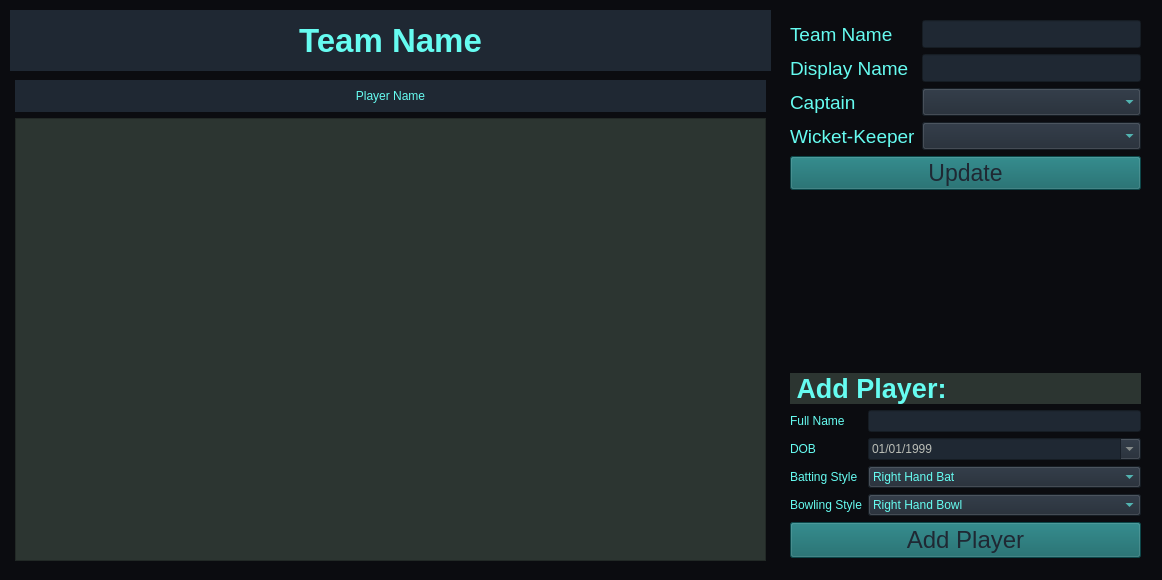
First picture: the form in UI Files/viewTeam.ui, repository tafzeelshams/cricketTournamentManager, before the edit.
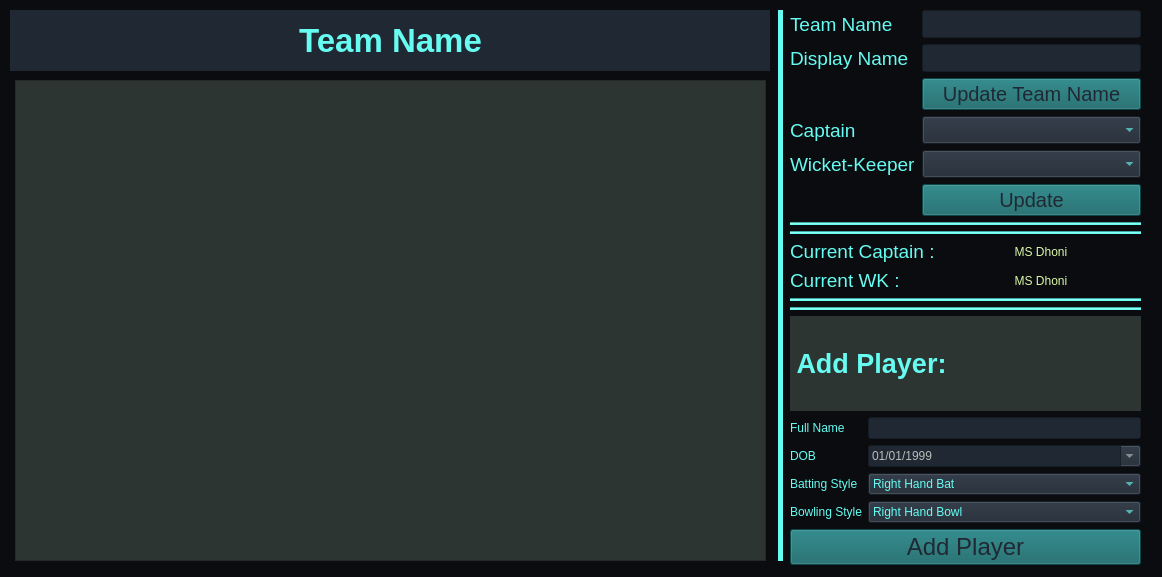
Second picture: the form after the edit.

```diff
--- a/UI Files/viewTeam.ui
+++ b/UI Files/viewTeam.ui
@@ -7,7 +7,7 @@
     <x>0</x>
     <y>0</y>
     <width>1162</width>
-    <height>580</height>
+    <height>577</height>
    </rect>
   </property>
   <property name="windowTitle">
@@ -58,12 +58,12 @@
    <property name="geometry">
     <rect>
      <x>780</x>
-     <y>10</y>
+     <y>0</y>
      <width>371</width>
-     <height>558</height>
+     <height>575</height>
     </rect>
    </property>
-   <layout class="QVBoxLayout" name="verticalLayout_3" stretch="2,3,4">
+   <layout class="QVBoxLayout" name="verticalLayout_3" stretch="2,0,0,0,0,0,4">
     <property name="leftMargin">
      <number>10</number>
     </property>
@@ -80,7 +80,7 @@
      <layout class="QVBoxLayout" name="verticalLayout">
       <item>
        <layout class="QFormLayout" name="teamUpdateForm">
-        <item row="2" column="0">
+        <item row="3" column="0">
          <widget class="QLabel" name="captainLabel">
           <property name="font">
            <font>
@@ -92,7 +92,7 @@
           </property>
          </widget>
         </item>
-        <item row="2" column="1">
+        <item row="3" column="1">
          <widget class="QComboBox" name="captainComboBox">
           <property name="font">
            <font>
@@ -104,7 +104,7 @@
           </property>
          </widget>
         </item>
-        <item row="3" column="0">
+        <item row="4" column="0">
          <widget class="QLabel" name="wkLabel">
           <property name="font">
            <font>
@@ -116,7 +116,7 @@
           </property>
          </widget>
         </item>
-        <item row="3" column="1">
+        <item row="4" column="1">
          <widget class="QComboBox" name="wkComboBox">
           <property name="font">
            <font>
@@ -176,23 +176,38 @@
           </property>
          </widget>
         </item>
-       </layout>
-      </item>
-      <item>
-       <widget class="QPushButton" name="updateTeamButton">
-        <property name="font">
-         <font>
-          <pointsize>17</pointsize>
-         </font>
-        </property>
-        <property name="styleSheet">
-         <string notr="true">color: rgb(31, 40, 51);
+        <item row="2" column="1">
+         <widget class="QPushButton" name="updateTeamNameButton">
+          <property name="font">
+           <font>
+            <pointsize>15</pointsize>
+           </font>
+          </property>
+          <property name="styleSheet">
+           <string notr="true">background-color: rgb(17, 100, 102); color: rgb(31, 40, 51);</string>
+          </property>
+          <property name="text">
+           <string>Update Team Name</string>
+          </property>
+         </widget>
+        </item>
+        <item row="5" column="1">
+         <widget class="QPushButton" name="updateTeamButton">
+          <property name="font">
+           <font>
+            <pointsize>15</pointsize>
+           </font>
+          </property>
+          <property name="styleSheet">
+           <string notr="true">color: rgb(31, 40, 51);
 background-color: rgb(17, 100, 102);</string>
-        </property>
-        <property name="text">
-         <string>Update</string>
-        </property>
-       </widget>
+          </property>
+          <property name="text">
+           <string>Update</string>
+          </property>
+         </widget>
+        </item>
+       </layout>
       </item>
       <item>
        <spacer name="verticalSpacer_3">
@@ -210,33 +225,104 @@
      </layout>
     </item>
     <item>
-     <spacer name="verticalSpacer">
+     <widget class="Line" name="line">
+      <property name="styleSheet">
+       <string notr="true">background-color: rgb(102, 252, 241);</string>
+      </property>
       <property name="orientation">
-       <enum>Qt::Vertical</enum>
+       <enum>Qt::Horizontal</enum>
       </property>
-      <property name="sizeHint" stdset="0">
-       <size>
-        <width>20</width>
-        <height>40</height>
-       </size>
+     </widget>
+    </item>
+    <item>
+     <widget class="Line" name="line_2">
+      <property name="styleSheet">
+       <string notr="true">background-color: rgb(102, 252, 241);</string>
       </property>
-     </spacer>
+      <property name="orientation">
+       <enum>Qt::Horizontal</enum>
+      </property>
+     </widget>
     </item>
     <item>
-     <layout class="QVBoxLayout" name="verticalLayout_2" stretch="0,0,0,0">
-      <item>
-       <spacer name="verticalSpacer_2">
-        <property name="orientation">
-         <enum>Qt::Vertical</enum>
+     <layout class="QGridLayout" name="gridLayout" columnstretch="1,2">
+      <item row="0" column="0">
+       <widget class="QLabel" name="label">
+        <property name="font">
+         <font>
+          <pointsize>14</pointsize>
+         </font>
         </property>
-        <property name="sizeHint" stdset="0">
-         <size>
-          <width>20</width>
-          <height>40</height>
-         </size>
+        <property name="styleSheet">
+         <string notr="true"/>
         </property>
-       </spacer>
+        <property name="text">
+         <string>Current Captain :</string>
+        </property>
+       </widget>
       </item>
+      <item row="0" column="1">
+       <widget class="QLabel" name="currentCaptainLabel">
+        <property name="styleSheet">
+         <string notr="true">color: rgb(218, 247, 166);</string>
+        </property>
+        <property name="text">
+         <string>MS Dhoni</string>
+        </property>
+        <property name="alignment">
+         <set>Qt::AlignCenter</set>
+        </property>
+       </widget>
+      </item>
+      <item row="1" column="0">
+       <widget class="QLabel" name="label_3">
+        <property name="font">
+         <font>
+          <pointsize>14</pointsize>
+         </font>
+        </property>
+        <property name="text">
+         <string>Current WK :</string>
+        </property>
+       </widget>
+      </item>
+      <item row="1" column="1">
+       <widget class="QLabel" name="currentWKLabel">
+        <property name="styleSheet">
+         <string notr="true">color: rgb(218, 247, 166);</string>
+        </property>
+        <property name="text">
+         <string>MS Dhoni</string>
+        </property>
+        <property name="alignment">
+         <set>Qt::AlignCenter</set>
+        </property>
+       </widget>
+      </item>
+     </layout>
+    </item>
+    <item>
+     <widget class="Line" name="line_5">
+      <property name="styleSheet">
+       <string notr="true">background-color: rgb(102, 252, 241);</string>
+      </property>
+      <property name="orientation">
+       <enum>Qt::Horizontal</enum>
+      </property>
+     </widget>
+    </item>
+    <item>
+     <widget class="Line" name="line_4">
+      <property name="styleSheet">
+       <string notr="true">background-color: rgb(102, 252, 241);</string>
+      </property>
+      <property name="orientation">
+       <enum>Qt::Horizontal</enum>
+      </property>
+     </widget>
+    </item>
+    <item>
+     <layout class="QVBoxLayout" name="verticalLayout_2" stretch="0,0,0">
       <item>
        <widget class="QLabel" name="addPlayerLabel">
         <property name="sizePolicy">
@@ -408,25 +494,6 @@
     </rect>
    </property>
    <layout class="QVBoxLayout" name="verticalLayout_4">
-    <item>
-     <widget class="QWidget" name="widget" native="true">
-      <property name="styleSheet">
-       <string notr="true">background-color: rgb(31, 40, 51);</string>
-      </property>
-      <layout class="QHBoxLayout" name="horizontalLayout">
-       <item>
-        <widget class="QLabel" name="playerNameLabel">
-         <property name="text">
-          <string>Player Name</string>
-         </property>
-         <property name="alignment">
-          <set>Qt::AlignCenter</set>
-         </property>
-        </widget>
-       </item>
-      </layout>
-     </widget>
-    </item>
     <item>
      <widget class="QTableWidget" name="playerTableWidget">
       <property name="styleSheet">
@@ -436,6 +503,25 @@
     </item>
    </layout>
   </widget>
+  <widget class="Line" name="line_3">
+   <property name="geometry">
+    <rect>
+     <x>770</x>
+     <y>10</y>
+     <width>20</width>
+     <height>551</height>
+    </rect>
+   </property>
+   <property name="frameShadow">
+    <enum>QFrame::Plain</enum>
+   </property>
+   <property name="lineWidth">
+    <number>5</number>
+   </property>
+   <property name="orientation">
+    <enum>Qt::Vertical</enum>
+   </property>
+  </widget>
  </widget>
  <resources/>
  <connections/>
```
